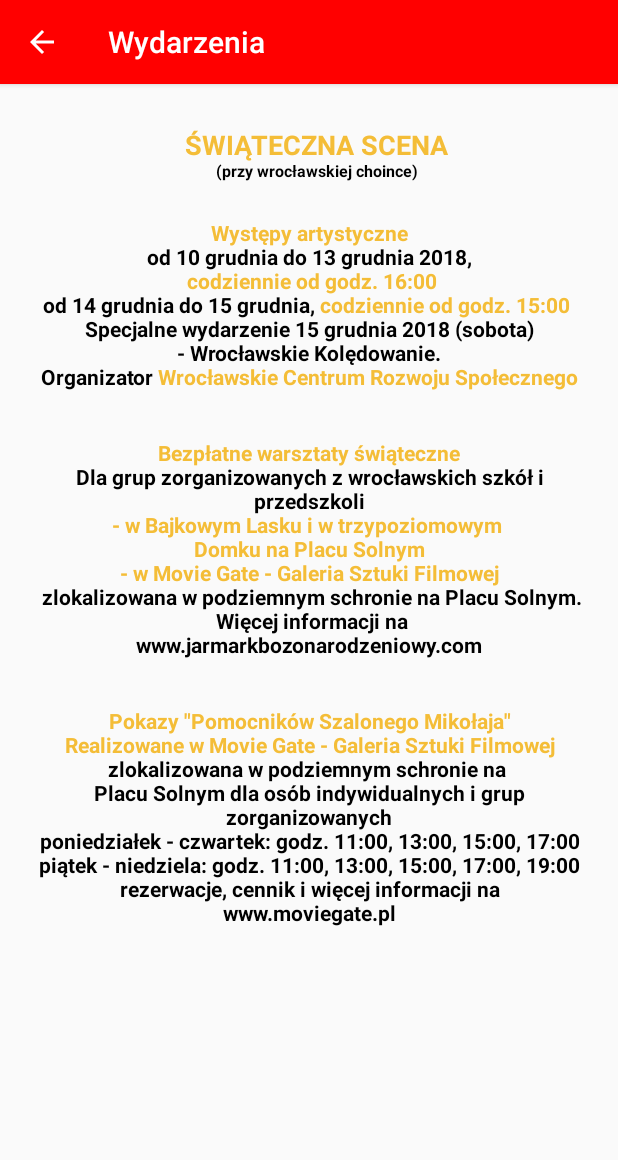
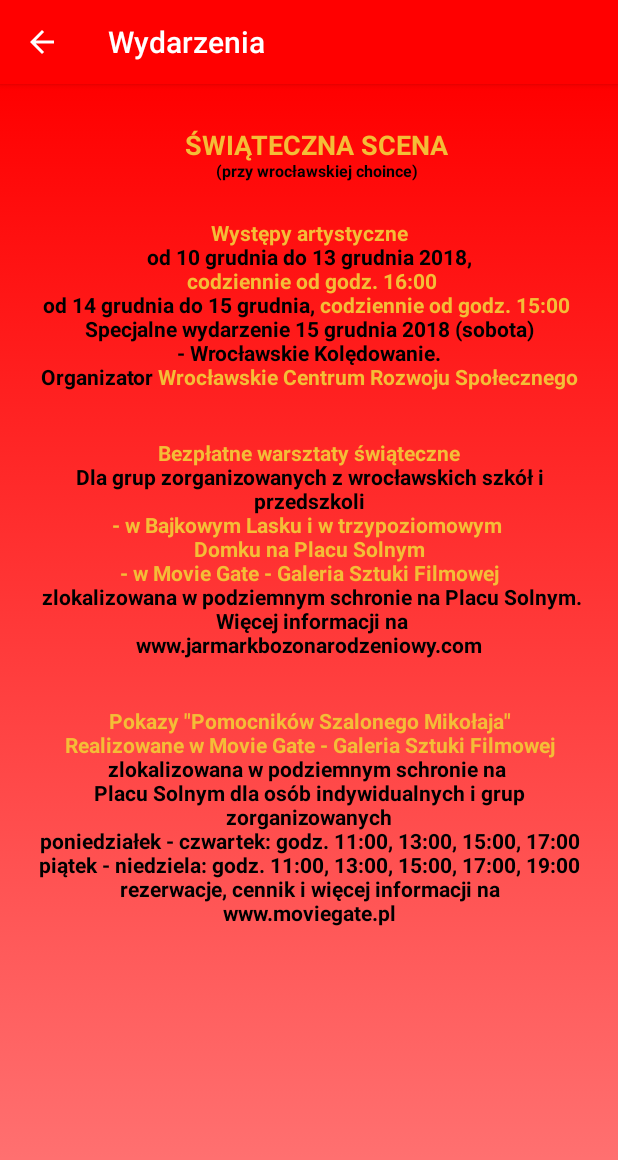
Before and after one commit to kondziu989/xmas2019, an Android app: the EventsActivityMoreInf screen opened directly, with no data from a screen before it, on a phone screen of 412 x 824 dp. Shown: the top 1160 px of the screen. Run offline under Robolectric (Android 15) with nearby library versions, the phone set to English and light mode, and no system bars.

Commit message:
Design basic setup

```diff
--- a/app/src/main/res/drawable/gradient_selector.xml
+++ b/app/src/main/res/drawable/gradient_selector.xml
@@ -1,4 +1,12 @@
 <?xml version="1.0" encoding="utf-8"?>
 <selector xmlns:android="http://schemas.android.com/apk/res/android">
-
+    <item>
+        <shape>
+            <gradient
+                    android:angle="90"
+                    android:startColor="@color/colorPrimaryLight"
+                    android:endColor="@color/colorPrimary"
+                    android:type="linear"/>
+        </shape>
+    </item>
 </selector>
--- a/app/src/main/res/layout/activity_events.xml
+++ b/app/src/main/res/layout/activity_events.xml
@@ -6,7 +6,8 @@
         android:id="@+id/ID_events_layout"
         android:layout_width="match_parent"
         android:layout_height="match_parent"
-        tools:context=".EventsActivity">
+        tools:context=".EventsActivity"
+        style="@style/background">
 
     <android.support.v7.widget.RecyclerView
             android:id="@+id/recyclerViewEvents"
--- a/app/src/main/res/layout/activity_events_moreinf.xml
+++ b/app/src/main/res/layout/activity_events_moreinf.xml
@@ -3,7 +3,8 @@
                                              xmlns:app="http://schemas.android.com/apk/res-auto"
                                              xmlns:tools="http://schemas.android.com/tools"
                                              android:layout_width="match_parent"
-                                             android:layout_height="match_parent">
+                                             android:layout_height="match_parent"
+                                                style="@style/background">
     <TextView
             android:text="TextView"
             android:layout_width="266dp"
--- a/app/src/main/res/layout/activity_how_to_get.xml
+++ b/app/src/main/res/layout/activity_how_to_get.xml
@@ -31,7 +31,8 @@
         <android.support.design.widget.TabLayout
                 android:id="@+id/tabs"
                 android:layout_width="match_parent"
-                android:layout_height="wrap_content">
+                android:layout_height="wrap_content"
+                >
 
             <android.support.design.widget.TabItem
                     android:id="@+id/tabItem"
--- a/app/src/main/res/layout/activity_location.xml
+++ b/app/src/main/res/layout/activity_location.xml
@@ -6,7 +6,7 @@
             android:layout_width="match_parent"
             android:layout_height="match_parent"
             android:fillViewport="true" android:id="@+id/scrollView"
-            style="@style/background_img">
+            style="@style/background">
 
     <android.support.constraint.ConstraintLayout
             xmlns:app="http://schemas.android.com/apk/res-auto" android:layout_width="match_parent"
@@ -119,7 +119,7 @@
                 app:layout_constraintHorizontal_bias="0.0"
                 android:layout_marginTop="16dp"
                 android:layout_marginBottom="8dp" app:layout_constraintBottom_toBottomOf="parent"
-                app:layout_constraintVertical_bias="0.005"/>
+                app:layout_constraintVertical_bias="0.0"/>
         <TextView
                 android:text="Parkingi"
                 android:layout_width="0dp"
--- a/app/src/main/res/values/colors.xml
+++ b/app/src/main/res/values/colors.xml
@@ -5,6 +5,8 @@
     <color name="colorPrimaryDark">#FF3131</color>
     <color name="colorAccent">#74D680</color>
     <color name="white">#FFFFFF</color>
+    <color name="colorPrimaryLight">#FF7878</color>
+
     <!--Calendar colors -->
     <color name="CalendarWeeksColor">#FFFF</color>
     <color name="CalendarDaysColor">#929292</color>
--- a/app/src/main/res/values/styles.xml
+++ b/app/src/main/res/values/styles.xml
@@ -9,6 +9,7 @@
         <item name="windowActionBar">true</item>
         <item name="windowNoTitle">false</item>
         <item name="android:textColor">@color/white</item>
+
     </style>
     <style name="AppTheme.NoActionBar">
         <item name="windowActionBar">false</item>
@@ -21,8 +22,8 @@
         <item name="android:background">@drawable/buttonelipse</item>
     </style>
 
-    <style name="background_img">
-        <item name="android:background">@drawable/background</item>
+    <style name="background">
+        <item name="android:background">@drawable/gradient_selector</item>
     </style>
 
 
@@ -56,8 +57,4 @@
         <item name="android:layout_gravity">top</item>
 
     </style>
-
-
-
-
 </resources>
```
Also changed, not shown: app/src/main/AndroidManifest.xml (+6 -2 lines).
